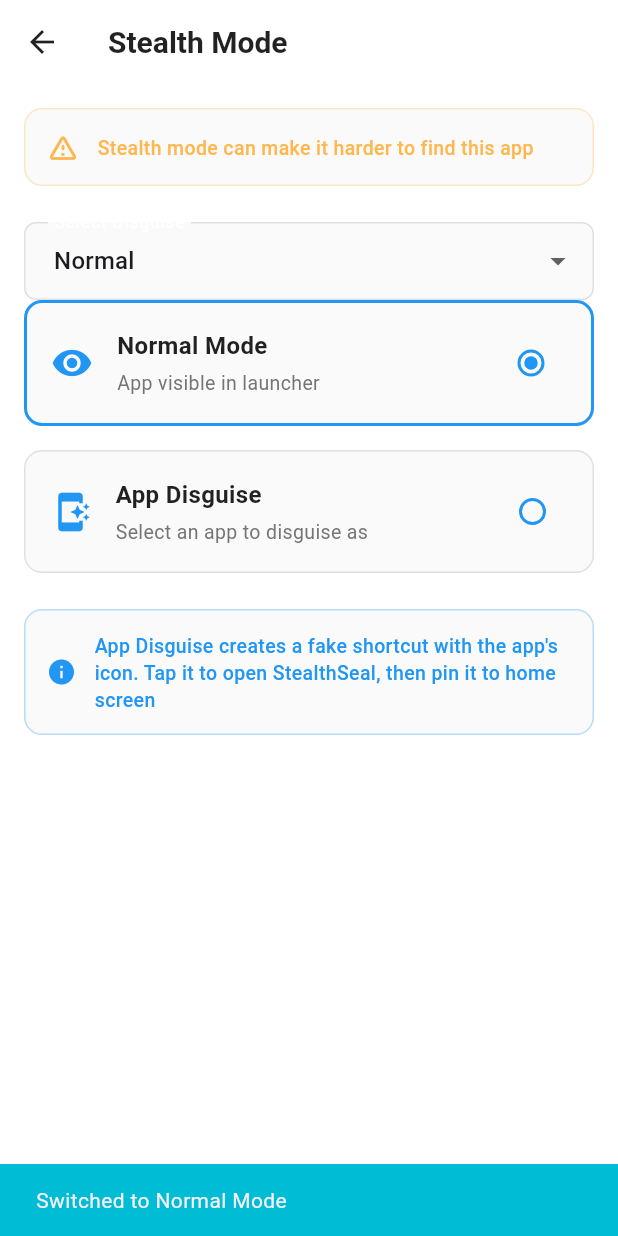
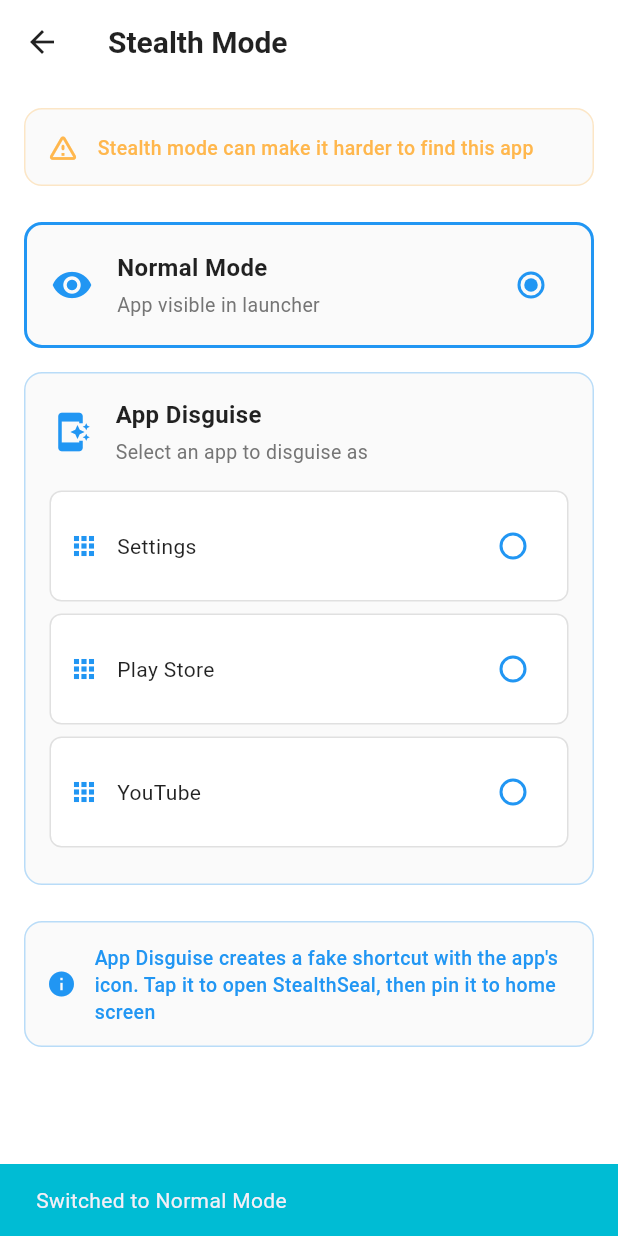
Before and after one commit to krishnak04/StealthSeal, a Flutter app: the StealthModeSettingsScreen screen opened by its route, after a tap on "Normal Mode", on a phone screen of 412 x 824 dp. Run offline on Flutter 3.47's test engine with Material 3 defaults, Android fonts, the phone set to English and light mode, and no system bars; our stand-ins replace camera, device_preview, geolocator, hive, hive_flutter, local_auth and 3 more; accounts and stored records are empty; network calls fail; project files that could hold a hidden picture were left out.

Commit message:
stealth mode

```diff
--- a/lib/screens/auth/setup_screen.dart
+++ b/lib/screens/auth/setup_screen.dart
@@ -318,7 +318,7 @@ class _SetupScreenState extends State<SetupScreen> {
   @override
   Widget build(BuildContext context) {
     return Scaffold(
-      backgroundColor: const Color(0xFF050505),
+      backgroundColor: const Color.fromARGB(255, 241, 239, 239),
       body: Padding(
         padding: const EdgeInsets.symmetric(horizontal: 24),
         child: Column(
@@ -331,11 +331,11 @@ class _SetupScreenState extends State<SetupScreen> {
               style: const TextStyle(
                 fontSize: 22,
                 fontWeight: FontWeight.bold,
-                color: Colors.white,
+                color: Color.fromARGB(255, 19, 19, 19),
               ),
             ),
             const SizedBox(height: 8),
-            Text(subtitle, style: const TextStyle(color: Colors.white70)),
+            Text(subtitle, style: const TextStyle(color: Color.fromARGB(179, 18, 18, 18))),
             const SizedBox(height: 30),
 
             Row(
--- a/lib/screens/dashboard/real_dashboard.dart
+++ b/lib/screens/dashboard/real_dashboard.dart
@@ -8,6 +8,7 @@ import '../../core/security/app_lock_service.dart';
 import '../../core/routes/app_routes.dart';
 import '../../core/theme/theme_config.dart';
 import '../security/stealth_mode_settings_screen.dart';
+import 'package:flutter/services.dart';
 
 class RealDashboard extends StatefulWidget {
   const RealDashboard({super.key});
--- a/lib/screens/security/stealth_mode_settings_screen.dart
+++ b/lib/screens/security/stealth_mode_settings_screen.dart
@@ -27,6 +27,16 @@ class _StealthModeSettingsScreenState extends State<StealthModeSettingsScreen> {
   bool _isLoadingApps = false;
 
   static const platform = MethodChannel('com.stealthseal.app/applock');
+Future<void> setStealthMode(String mode) async {
+  try {
+    await platform.invokeMethod('setStealthDisguise', {
+      "mode": mode,
+    });
+    print("Stealth mode changed to: $mode");
+  } catch (e) {
+    print("Error: $e");
+  }
+}
 
   @override
   void initState() {
@@ -37,10 +47,6 @@ class _StealthModeSettingsScreenState extends State<StealthModeSettingsScreen> {
 
   void _loadSettings() {
     _selectedMode = _securityBox.get('stealthMode', defaultValue: 'normal');
-
-if (_selectedMode == 'settings') {
-  _selectedMode = 'normal';
-}
     _selectedAppLabel = _securityBox.get('selectedAppLabel', defaultValue: '');
   }
 
@@ -71,7 +77,7 @@ if (_selectedMode == 'settings') {
     }
   }
 
-  void _setStealthMode(String mode) {
+  Future<void> _setStealthMode(String mode) async {
     setState(() => _selectedMode = mode);
     _securityBox.put('stealthMode', mode);
 
@@ -80,7 +86,7 @@ if (_selectedMode == 'settings') {
         : 'Switched to App Disguise';
 
     if (mode == 'normal') {
-      _applyNormalMode();
+      await _applyNormalMode();
     }
 
     ScaffoldMessenger.of(context).showSnackBar(
@@ -98,9 +104,16 @@ if (_selectedMode == 'settings') {
         'mode': 'normal',
         'packageName': '',
       });
-      debugPrint(' Normal mode applied');
+      debugPrint('Normal mode applied successfully');
     } catch (e) {
-      debugPrint(' Error applying normal mode: $e');
+      debugPrint('Error applying normal mode: $e');
+      ScaffoldMessenger.of(context).showSnackBar(
+        const SnackBar(
+          content: Text('Error switching to Normal Mode'),
+          backgroundColor: Colors.red,
+          duration: Duration(seconds: 2),
+        ),
+      );
     }
   }
 
@@ -123,6 +136,124 @@ if (_selectedMode == 'settings') {
     );
 
     Navigator.pop(context);
+  }
+
+  Widget _buildAppOption(BuildContext context, String appName, String packageName) {
+    String mode = _getStealthModeFromPackage(packageName);
+    return GestureDetector(
+      onTap: () {
+        _selectAppByName(appName, packageName);
+      },
+      child: Container(
+        margin: const EdgeInsets.only(bottom: 8),
+        decoration: BoxDecoration(
+          color: ThemeConfig.backgroundColor(context),
+          borderRadius: BorderRadius.circular(8),
+          border: Border.all(
+            color: ThemeConfig.borderColor(context),
+            width: 1,
+          ),
+        ),
+        padding: const EdgeInsets.all(12),
+        child: Row(
+          children: [
+            Icon(
+              Icons.apps,
+              color: ThemeConfig.accentColor(context),
+              size: 20,
+            ),
+            const SizedBox(width: 12),
+            Text(
+              appName,
+              style: TextStyle(
+                color: ThemeConfig.textPrimary(context),
+                fontSize: 14,
+              ),
+            ),
+            const Spacer(),
+            Radio<String>(
+              value: mode,
+              groupValue: _selectedMode,
+              activeColor: ThemeConfig.accentColor(context),
+              fillColor: WidgetStateProperty.all(
+                ThemeConfig.accentColor(context),
+              ),
+              onChanged: (value) {
+                _selectAppByName(appName, packageName);
+              },
+            ),
+          ],
+        ),
+      ),
+    );
+  }
+
+  Future<void> _selectAppByName(String appName, String packageName) async {
+  String mode = _getStealthModeFromPackage(packageName);
+
+  setState(() {
+    _selectedMode = mode;
+    _selectedAppLabel = appName;
+  });
+
+  _securityBox.put('stealthMode', mode);
+  _securityBox.put('selectedAppPackage', packageName);
+  _securityBox.put('selectedAppLabel', appName);
+
+
+  await _applyStealthDisguise(mode, packageName);
+
+  ScaffoldMessenger.of(context).showSnackBar(
+    SnackBar(
+      content: Text(' Shortcut created: "$appName"\nTap and pin it to home screen'),
+      backgroundColor: const Color(0xFF00BCD4),
+      duration: const Duration(seconds: 3),
+    ),
+  );
+}
+
+  String _getStealthModeFromPackage(String packageName) {
+    switch (packageName) {
+      case 'com.android.settings':
+        return 'settings';
+      case 'com.android.vending':
+        return 'playstore';
+      case 'com.google.android.youtube':
+        return 'youtube';
+      default:
+        return 'settings';
+    }
+  }
+
+  Future<void> _applyStealthDisguise(String mode, String packageName) async {
+    try {
+    await platform.invokeMethod('setStealthDisguise', {
+  'mode': mode,
+  'packageName': packageName,
+});
+      debugPrint('Stealth disguise applied for $mode');
+    } catch (e) {
+      debugPrint('Error applying stealth disguise: $e');
+    }
+  }
+
+  void _applyStealthDisguiseSync(String mode, String packageName) {
+    // Fire and forget - don't wait for the platform call
+    platform.invokeMethod('setStealthDisguise', {
+      'mode': mode,
+      'packageName': packageName,
+    }).then((_) {
+      debugPrint('Stealth disguise applied for $mode');
+    }).catchError((e) {
+      debugPrint('Error applying stealth disguise: $e');
+      ScaffoldMessenger.of(context).showSnackBar(
+        const SnackBar(
+          content: Text('Error applying stealth disguise'),
+          backgroundColor: Colors.red,
+          duration: Duration(seconds: 2),
+        ),
+      );
+    });
   }
 
   @override
@@ -186,41 +317,6 @@ if (_selectedMode == 'settings') {
                 ),
               ),
               const SizedBox(height: 24),
-              DropdownButtonFormField<String>(
-  dropdownColor: Colors.black,
-  value: ['normal', 'settings', 'playstore', 'youtube']
-        .contains(_selectedMode)
-    ? _selectedMode
-    : 'normal',
-  items: const [
-    DropdownMenuItem(value: 'normal', child: Text('Normal')),
-    DropdownMenuItem(value: 'settings', child: Text('Settings')),
-    DropdownMenuItem(value: 'playstore', child: Text('Play Store')),
-    DropdownMenuItem(value: 'youtube', child: Text('YouTube')),
-  ],
-  onChanged: (value) async {
-    if (value == null) return;
-
-    setState(() => _selectedMode = value);
-    _securityBox.put('stealthMode', value);
-
-    try {
-      await platform.invokeMethod('setStealthDisguise', {
-        'mode': value,
-      });
-
-      ScaffoldMessenger.of(context).showSnackBar(
-        SnackBar(content: Text('Switched to $value')),
-      );
-    } catch (e) {
-      debugPrint('Error: $e');
-    }
-  },
-  decoration: const InputDecoration(
-    labelText: 'Select Disguise',
-    labelStyle: TextStyle(color: Colors.white),
-  ),
-),
 
               GestureDetector(
                 onTap: () => _setStealthMode('normal'),
@@ -281,28 +377,20 @@ if (_selectedMode == 'settings') {
               ),
               const SizedBox(height: 16),
 
-              GestureDetector(
-                onTap: () {
-                  if (_selectedMode != 'settings') {
-                    _fetchInstalledApps();
-                    _showAppListDialog();
-                  } else {
-                    _showAppListDialog();
-                  }
-                },
-                child: Container(
+              Container(
                 decoration: BoxDecoration(
                   color: ThemeConfig.surfaceColor(context),
                   borderRadius: BorderRadius.circular(12),
                   border: Border.all(
-                      color: _selectedMode == 'settings'
-                          ? ThemeConfig.accentColor(context)
-                          : ThemeConfig.borderColor(context),
-                      width: _selectedMode == 'settings' ? 2 : 1,
+                    color: ThemeConfig.accentColor(context).withValues(alpha: 0.3),
+                    width: 1,
                   ),
                 ),
                 padding: const EdgeInsets.all(16),
-                  child: Row(
+                child: Column(
+                  crossAxisAlignment: CrossAxisAlignment.start,
+                  children: [
+                    Row(
                       children: [
                         Icon(
                           Icons.app_shortcut,
@@ -323,7 +411,7 @@ if (_selectedMode == 'settings') {
                             ),
                             const SizedBox(height: 4),
                             Text(
-                            _selectedMode == 'settings' && _selectedAppLabel.isNotEmpty
+                              _selectedMode != 'normal' && _selectedAppLabel.isNotEmpty
                                   ? 'Disguised as: $_selectedAppLabel'
                                   : 'Select an app to disguise as',
                               style: TextStyle(
@@ -333,21 +421,17 @@ if (_selectedMode == 'settings') {
                             ),
                           ],
                         ),
-                      const Spacer(),
-                      Radio<String>(
-                        value: 'settings',
-                        groupValue: _selectedMode,
-                        activeColor: ThemeConfig.accentColor(context),
-                        fillColor: WidgetStateProperty.all(
-                          ThemeConfig.accentColor(context),
+                      ],
                     ),
-                        onChanged: (value) {
-                          _fetchInstalledApps();
-                          _showAppListDialog();
-                        },
+                    const SizedBox(height: 16),
+                    Column(
+                      children: [
+                        _buildAppOption(context, 'Settings', 'com.android.settings'),
+                        _buildAppOption(context, 'Play Store', 'com.android.vending'),
+                        _buildAppOption(context, 'YouTube', 'com.google.android.youtube'),
+                      ],
                     ),
                   ],
-                  ),
                 ),
               ),
               const SizedBox(height: 24),
```
Also changed, not shown: lib/screens/auth/biometric_setup_screen.dart (+7 -7 lines), 4 other files. Lines whose indentation alone changed are shown as unchanged.
